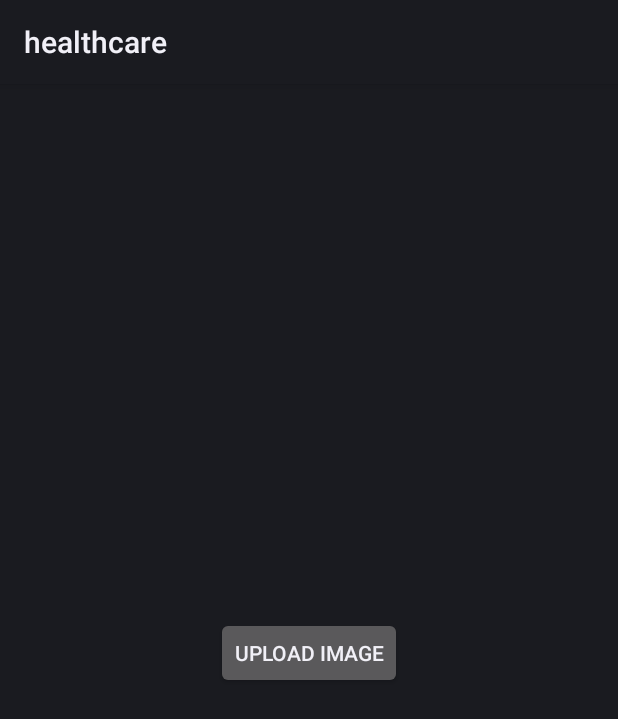
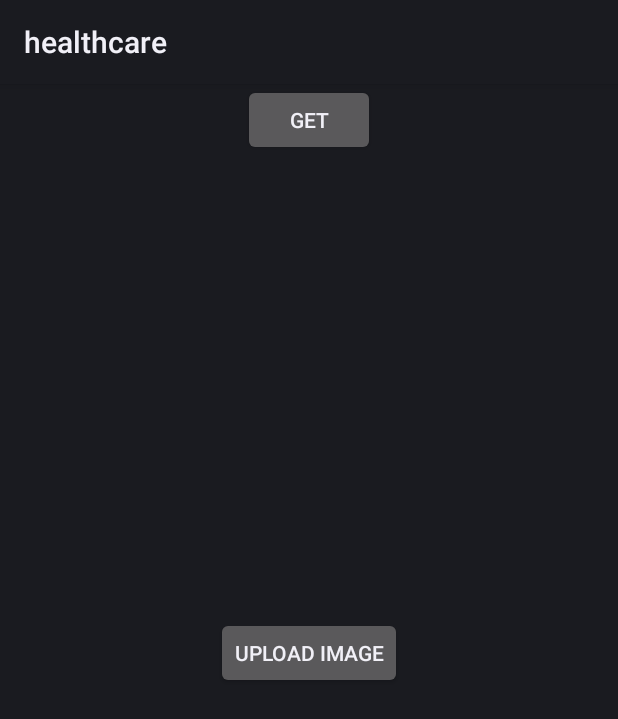
Before and after one commit to Blue-hyeon/Fooching, an Android app: the layout activity_upload.xml on its own in the app's theme, with its tools: preview values and no code run, on a phone screen of 412 x 824 dp. Shown: the top 719 px of the screen. Run offline under Robolectric (Android 15) with nearby library versions, the phone set to English and light mode, and no system bars.

Commit message:
uploadActivity

```diff
--- a/app/src/main/AndroidManifest.xml
+++ b/app/src/main/AndroidManifest.xml
@@ -12,7 +12,8 @@
         android:label="@string/app_name"
         android:roundIcon="@mipmap/ic_launcher_round"
         android:supportsRtl="true"
-        android:theme="@style/Theme.Healthcare">
+        android:theme="@style/Theme.Healthcare"
+        android:usesCleartextTraffic="true">
         <activity
             android:name=".UploadActivity"
             android:exported="true" />
--- a/app/src/main/java/com/example/healthcare/model/UserModel.java
+++ b/app/src/main/java/com/example/healthcare/model/UserModel.java
@@ -4,4 +4,5 @@ public class UserModel {
     public String userName;
     public String profileImageUrl;
     public String uid;
+    public String level;
 }
--- a/app/src/main/res/layout/activity_upload.xml
+++ b/app/src/main/res/layout/activity_upload.xml
@@ -17,7 +17,15 @@
         app:layout_constraintStart_toStartOf="parent"
         app:layout_constraintTop_toBottomOf="@+id/imagetoupload"
         app:layout_constraintVertical_bias="0.26" />
-
+    <Button
+        android:id="@+id/btn_get"
+        android:layout_width="wrap_content"
+        android:layout_height="wrap_content"
+        android:text="GET"
+        app:layout_constraintLeft_toLeftOf="parent"
+        app:layout_constraintRight_toRightOf="parent"
+        app:layout_constraintTop_toTopOf="parent"
+        app:layout_constraintVertical_chainStyle="packed" />
     <ImageView
         android:id="@+id/imagetoupload"
         android:layout_width="0dp"
```
Also changed, not shown: app/build.gradle (+7 -0 lines), app/src/main/java/com/example/healthcare/APIInterface.java (added, +21 -0 lines), app/src/main/java/com/example/healthcare/UploadActivity.java (+64 -11 lines).
